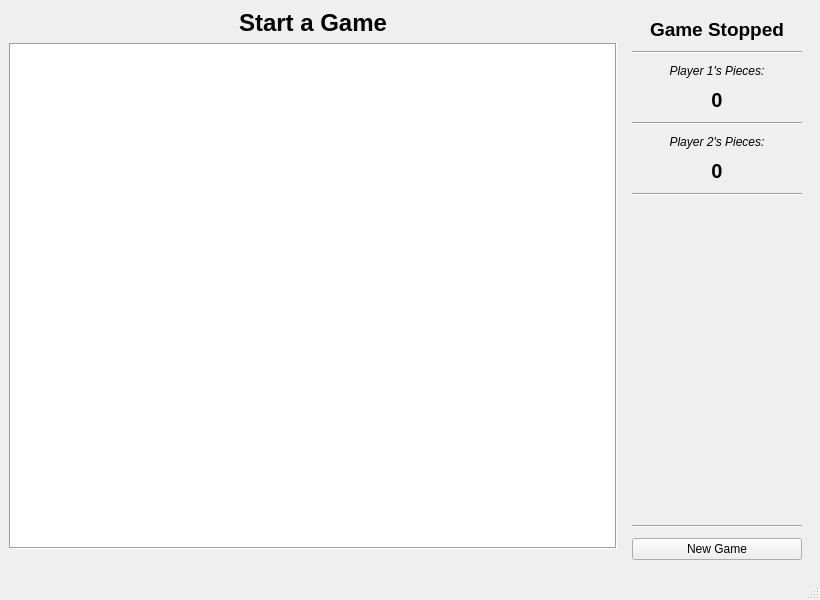
This is src/gui/mainwindow.ui in SuheybAden/Shax-Desktop-Client as Qt 5 draws it before an edit. The edited form follows.
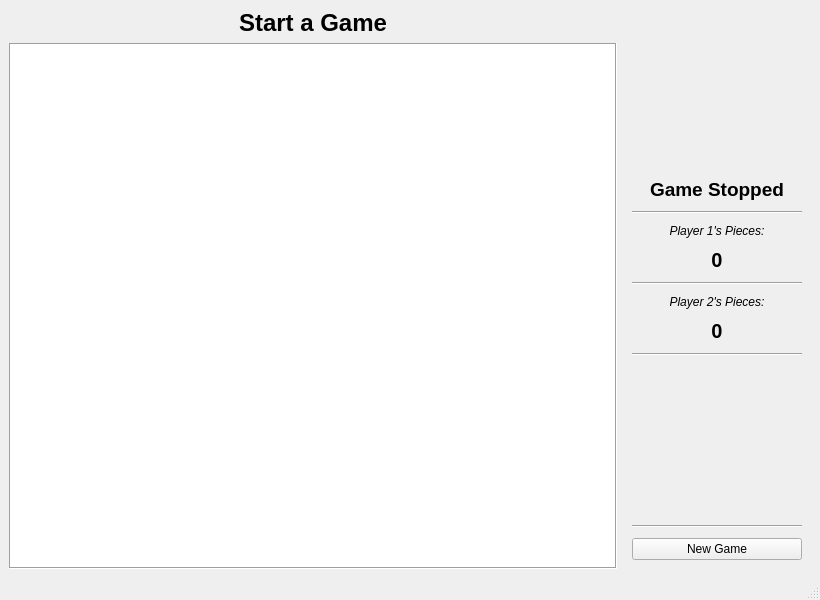
This is the edited form. The open tabs and pages were chosen to show the change. Icons and pictures are not drawn.

Commit message: Moved printlbl messages to statusbar

Patch:
```diff
--- a/src/gui/mainwindow.ui
+++ b/src/gui/mainwindow.ui
@@ -71,16 +71,6 @@
         </property>
        </widget>
       </item>
-      <item>
-       <widget class="QLabel" name="printLbl">
-        <property name="text">
-         <string/>
-        </property>
-        <property name="alignment">
-         <set>Qt::AlignmentFlag::AlignCenter</set>
-        </property>
-       </widget>
-      </item>
      </layout>
     </item>
     <item>
@@ -179,6 +169,19 @@
           <property name="spacing">
            <number>10</number>
           </property>
+          <item>
+           <spacer name="verticalSpacer_9">
+            <property name="orientation">
+             <enum>Qt::Orientation::Vertical</enum>
+            </property>
+            <property name="sizeHint" stdset="0">
+             <size>
+              <width>20</width>
+              <height>40</height>
+             </size>
+            </property>
+           </spacer>
+          </item>
           <item>
            <widget class="QLabel" name="gameStateLbl">
             <property name="font">
@@ -301,7 +304,7 @@
             <property name="sizeHint" stdset="0">
              <size>
               <width>20</width>
-              <height>304</height>
+              <height>40</height>
              </size>
             </property>
            </spacer>
```
Left out of the diff: 2 changed lines with no effect on the pictures. The commit also changes 1 other file.
